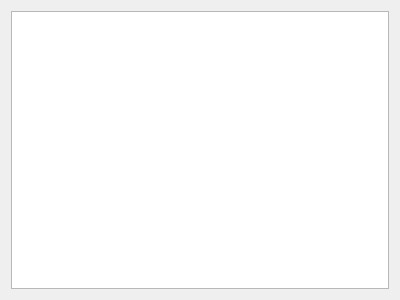
The window that Master/monitordialog.ui (L-Jay1999/DistributedTemperatureControlSystem) describes before a commit, drawn with Qt 5.
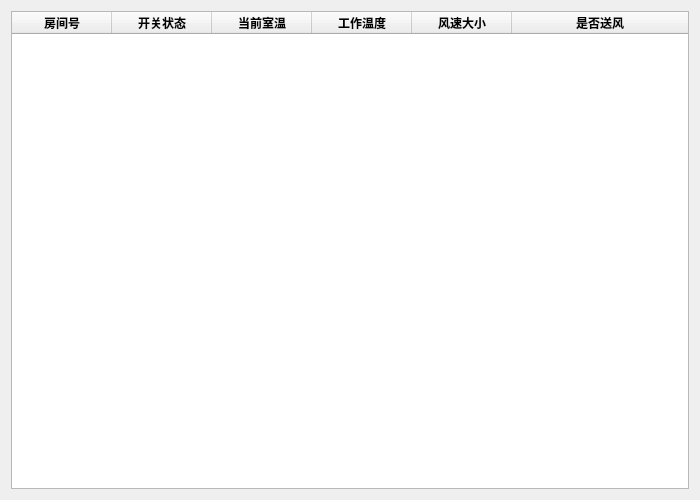
The same window after the commit.

```diff
--- a/Master/monitordialog.ui
+++ b/Master/monitordialog.ui
@@ -6,10 +6,22 @@
    <rect>
     <x>0</x>
     <y>0</y>
-    <width>400</width>
-    <height>300</height>
+    <width>700</width>
+    <height>500</height>
    </rect>
   </property>
+  <property name="sizePolicy">
+   <sizepolicy hsizetype="Fixed" vsizetype="Fixed">
+    <horstretch>0</horstretch>
+    <verstretch>0</verstretch>
+   </sizepolicy>
+  </property>
+  <property name="minimumSize">
+   <size>
+    <width>500</width>
+    <height>400</height>
+   </size>
+  </property>
   <property name="windowTitle">
    <string>Dialog</string>
   </property>
@@ -18,10 +30,91 @@
   </property>
   <layout class="QGridLayout" name="gridLayout">
    <item row="0" column="0">
-    <widget class="QTableWidget" name="tableWidget">
+    <widget class="QTableWidget" name="monitor_tablewidget">
+     <property name="sizePolicy">
+      <sizepolicy hsizetype="Preferred" vsizetype="Preferred">
+       <horstretch>0</horstretch>
+       <verstretch>0</verstretch>
+      </sizepolicy>
+     </property>
+     <property name="sizeAdjustPolicy">
+      <enum>QAbstractScrollArea::AdjustToContents</enum>
+     </property>
+     <property name="editTriggers">
+      <set>QAbstractItemView::NoEditTriggers</set>
+     </property>
      <property name="sortingEnabled">
+      <bool>false</bool>
+     </property>
+     <attribute name="horizontalHeaderStretchLastSection">
       <bool>true</bool>
-     </property>
+     </attribute>
+     <column>
+      <property name="text">
+       <string>房间号</string>
+      </property>
+      <property name="font">
+       <font>
+        <weight>75</weight>
+        <bold>true</bold>
+       </font>
+      </property>
+     </column>
+     <column>
+      <property name="text">
+       <string>开关状态</string>
+      </property>
+      <property name="font">
+       <font>
+        <weight>75</weight>
+        <bold>true</bold>
+       </font>
+      </property>
+     </column>
+     <column>
+      <property name="text">
+       <string>当前室温</string>
+      </property>
+      <property name="font">
+       <font>
+        <weight>75</weight>
+        <bold>true</bold>
+       </font>
+      </property>
+     </column>
+     <column>
+      <property name="text">
+       <string>工作温度</string>
+      </property>
+      <property name="font">
+       <font>
+        <weight>75</weight>
+        <bold>true</bold>
+       </font>
+      </property>
+     </column>
+     <column>
+      <property name="text">
+       <string>风速大小</string>
+      </property>
+      <property name="font">
+       <font>
+        <weight>75</weight>
+        <bold>true</bold>
+       </font>
+      </property>
+     </column>
+     <column>
+      <property name="text">
+       <string>是否送风</string>
+      </property>
+      <property name="font">
+       <font>
+        <weight>75</weight>
+        <bold>true</bold>
+       </font>
+      </property>
+     </column>
     </widget>
    </item>
   </layout>
```
Left out of the diff: 2 changed lines with no effect on the pictures.
